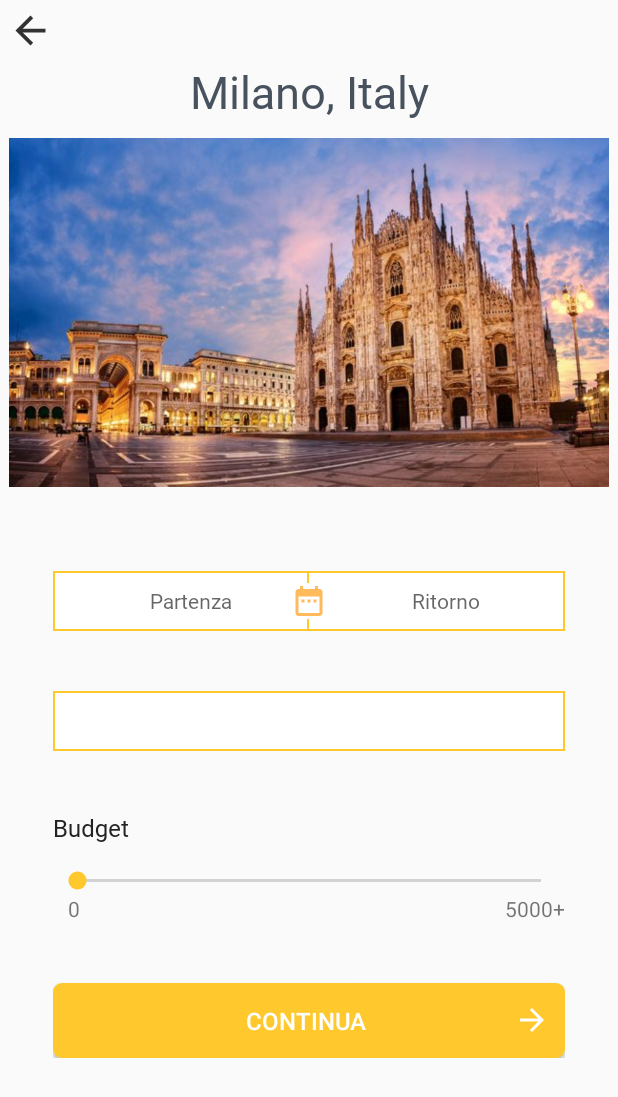
After one commit to elepuggioni/ProgettoIUM, an Android app: the PlanTrip screen opened directly, with no data from a screen before it, on a phone screen of 412 x 824 dp. The commit adds this screen. Shown: the top 1097 px of the screen. Run offline under Robolectric (Android 15) with nearby library versions, the phone set to English and light mode, and no system bars.

Commit message:
Pianificazione viaggio - activity (problema calendario)

```diff
--- a/app/src/main/AndroidManifest.xml
+++ b/app/src/main/AndroidManifest.xml
@@ -23,6 +23,7 @@
         <activity android:name=".EditProfile"/>
         <activity android:name=".Profile" />
         <activity android:name=".Register" />
+        <activity android:name=".PlanTrip" />
         <!--
              The API key for Google Maps-based APIs is defined as a string resource.
              (See the file "res/values/google_maps_api.xml").
--- a/app/src/main/java/com/example/progettoium/MainActivity.java
+++ b/app/src/main/java/com/example/progettoium/MainActivity.java
@@ -42,7 +42,7 @@ public class MainActivity extends AppCompatActivity {
             @Override
             public void onClick(View v) {
                 if (CheckInput()){
-                    Intent showHome = new Intent(MainActivity.this, EditProfile.class);
+                    Intent showHome = new Intent(MainActivity.this, PlanTrip.class);
                     startActivity(showHome);
                 }
             }
--- /dev/null
+++ b/app/src/main/java/com/example/progettoium/PlanTrip.java
@@ -0,0 +1,14 @@
+package com.example.progettoium;
+
+import androidx.appcompat.app.AppCompatActivity;
+
+import android.os.Bundle;
+
+public class PlanTrip extends AppCompatActivity{
+
+    @Override
+    protected void onCreate(Bundle savedInstanceState) {
+        super.onCreate(savedInstanceState);
+        setContentView(R.layout.activity_plantrip);
+    }
+}
--- /dev/null
+++ b/app/src/main/res/drawable/ic_arrow_forward_black_24dp.xml
@@ -0,0 +1,5 @@
+<vector android:height="24dp" android:tint="#FFFFFF"
+    android:viewportHeight="24.0" android:viewportWidth="24.0"
+    android:width="24dp" xmlns:android="http://schemas.android.com/apk/res/android">
+    <path android:fillColor="#FF000000" android:pathData="M12,4l-1.41,1.41L16.17,11H4v2h12.17l-5.58,5.59L12,20l8,-8z"/>
+</vector>
--- /dev/null
+++ b/app/src/main/res/drawable/ic_date_range_black_24dp.xml
@@ -0,0 +1,5 @@
+<vector android:height="24dp" android:tint="#FFBA5C"
+    android:viewportHeight="24.0" android:viewportWidth="24.0"
+    android:width="24dp" xmlns:android="http://schemas.android.com/apk/res/android">
+    <path android:fillColor="#FF000000" android:pathData="M9,11L7,11v2h2v-2zM13,11h-2v2h2v-2zM17,11h-2v2h2v-2zM19,4h-1L18,2h-2v2L8,4L8,2L6,2v2L5,4c-1.11,0 -1.99,0.9 -1.99,2L3,20c0,1.1 0.89,2 2,2h14c1.1,0 2,-0.9 2,-2L21,6c0,-1.1 -0.9,-2 -2,-2zM19,20L5,20L5,9h14v11z"/>
+</vector>
--- a/app/src/main/res/layout/activity_plantrip.xml
+++ b/app/src/main/res/layout/activity_plantrip.xml
@@ -1,14 +1,153 @@
 <?xml version="1.0" encoding="utf-8"?>
 <LinearLayout xmlns:android="http://schemas.android.com/apk/res/android"
-    android:orientation="vertical" android:layout_width="match_parent"
-    android:layout_height="match_parent">
+    xmlns:tools="http://schemas.android.com/tools"
+    android:orientation="vertical"
+    android:layout_width="match_parent"
+    android:layout_height="match_parent"
+    tools:context=".PlanTrip">
 
+    <LinearLayout
+        android:layout_width="match_parent"
+        android:layout_height="wrap_content"
+        android:orientation="vertical">
         <Button
             android:layout_width="30dp"
             android:layout_height="30dp"
-        android:layout_marginBottom="5dp"
+            android:layout_margin="5dp"
             android:background="@drawable/ic_back_arrow"
             android:id="@+id/goHome">
         </Button>
 
+        <!--da rendere dinamico il testo-->
+        <TextView
+            android:layout_width="match_parent"
+            android:layout_height="wrap_content"
+            android:text="Milano, Italy"
+            android:textAlignment="center"
+            style="@style/page_titles_style"
+            android:id="@+id/titlePlan"/>
+
+        <Space
+            android:layout_width="match_parent"
+            android:layout_height="5dp" />
+
+        <!--da rendere dinamica l'immagine-->
+        <ImageView
+            android:layout_width="match_parent"
+            android:layout_height="wrap_content"
+            android:layout_margin="5dp"
+            android:padding="0dp"
+            android:adjustViewBounds="true"
+            android:src="@drawable/milano"
+            android:id="@+id/imgPlan"/>
+
     </LinearLayout>
+
+    <Space
+        android:layout_width="match_parent"
+        android:layout_height="15dp" />
+
+    <!--campi da compilare-->
+    <LinearLayout
+        android:layout_width="match_parent"
+        android:layout_height="wrap_content"
+        android:layout_marginTop="35dp"
+        android:layout_marginBottom="35dp"
+        android:layout_marginRight="35dp"
+        android:layout_marginLeft="35dp"
+        android:orientation="vertical">
+
+        <!--Calendario-->
+        <RelativeLayout
+            android:layout_width="match_parent"
+            android:layout_height="wrap_content">
+            <EditText
+                android:layout_width="172dp"
+                android:layout_height="wrap_content"
+                style="@style/credentials_input_box"
+                android:inputType="date"
+                android:textAlignment="center"
+                android:hint="Partenza"
+                android:id="@+id/partenzaDate"/>
+            <EditText
+                android:layout_width="172dp"
+                android:layout_height="wrap_content"
+                style="@style/credentials_input_box"
+                android:layout_alignParentRight="true"
+                android:inputType="date"
+                android:textAlignment="center"
+                android:hint="Ritorno"
+                android:id="@+id/ritornoDate"/>
+            <ImageView
+                android:layout_width="wrap_content"
+                android:layout_height="wrap_content"
+                android:src="@drawable/ic_date_range_black_24dp"
+                android:layout_centerInParent="true"
+                android:background="@color/bianco"
+                android:id="@+id/dateIcon"/>
+
+        </RelativeLayout>
+
+        <Space
+            android:layout_width="match_parent"
+            android:layout_height="40dp" />
+
+
+        <!--Alloggio-->
+        <Spinner
+            android:layout_width="match_parent"
+            android:layout_height="wrap_content"
+            android:spinnerMode="dropdown"
+            style="@style/credentials_input_box"
+            android:id="@+id/dropdownAlloggio"/>
+
+        <Space
+            android:layout_width="match_parent"
+            android:layout_height="40dp" />
+
+        <!--Budget-->
+        <TextView
+            android:layout_width="match_parent"
+            android:layout_height="wrap_content"
+            android:text="Budget"
+            android:layout_marginBottom="15dp"
+            style="@style/credentials_input_title"
+            android:id="@+id/budgetTitle"/>
+
+        <SeekBar
+            android:layout_width="match_parent"
+            android:layout_height="wrap_content"
+            android:id="@+id/seekbarBudget"
+            android:max="5000" />
+        <RelativeLayout
+            android:layout_width="match_parent"
+            android:layout_height="wrap_content">
+            <TextView
+                android:layout_width="match_parent"
+                android:layout_height="wrap_content"
+                android:text="   0"
+                android:id="@+id/seekbarLeftText"/>
+            <TextView
+                android:layout_width="match_parent"
+                android:layout_height="wrap_content"
+                android:text="5000+"
+                android:gravity="right"
+                android:id="@+id/seekbarRightText"/>
+        </RelativeLayout>
+
+        <Space
+            android:layout_width="match_parent"
+            android:layout_height="40dp" />
+
+        <Button
+            android:id="@+id/continuaPlan1"
+            style="@style/buttons"
+            android:layout_width="match_parent"
+            android:layout_height="wrap_content"
+            android:text="Continua"
+            android:paddingRight="10dp"
+            android:paddingLeft="30dp"
+            android:drawableRight="@drawable/ic_arrow_forward_black_24dp"/>
+
+    </LinearLayout>
+</LinearLayout>
--- a/app/src/main/res/layout/activity_profile.xml
+++ b/app/src/main/res/layout/activity_profile.xml
@@ -14,7 +14,7 @@
         <Button
             android:layout_width="30dp"
             android:layout_height="30dp"
-            android:layout_marginBottom="5dp"
+            android:layout_margin="5dp"
             android:background="@drawable/ic_back_arrow"
             android:id="@+id/goHome2">
         </Button>
--- a/app/src/main/res/values/strings.xml
+++ b/app/src/main/res/values/strings.xml
@@ -1,4 +1,5 @@
 <resources>
     <string name="app_name">ProgettoIUM</string>
     <string name="title_activity_home">Home</string>
+    <!--<string name="city_title">&citta;, &state;</string>-->
 </resources>
```
Also changed, not shown: app/src/main/res/drawable/milano.png (added). Lines whose indentation alone changed are shown as unchanged.
